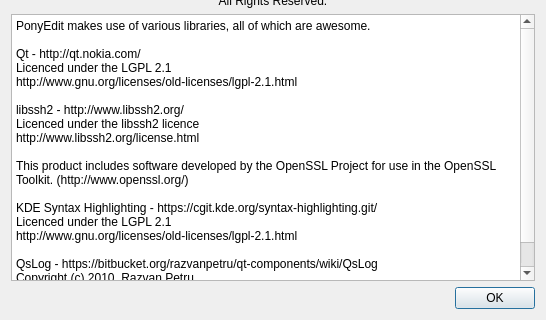
Qt form main/aboutdialog.ui (PonyEdit/PonyEdit) before a commit; both pictures show x 0 to 546 and y 188 to 508 of the 546 by 508 pixel window.
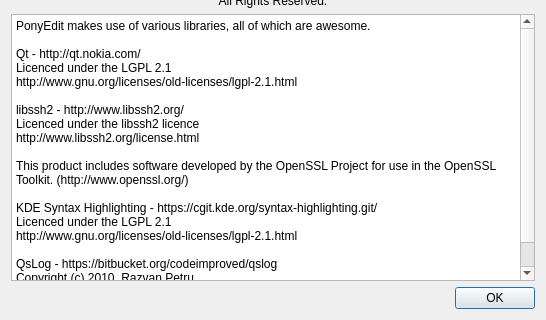
The same form after that commit. Icons and pictures are not drawn.

Patch:
```diff
--- a/main/aboutdialog.ui
+++ b/main/aboutdialog.ui
@@ -36,7 +36,7 @@
 Licenced under the LGPL 2.1
 http://www.gnu.org/licenses/old-licenses/lgpl-2.1.html
 
-QsLog - https://bitbucket.org/razvanpetru/qt-components/wiki/QsLog
+QsLog - https://bitbucket.org/codeimproved/qslog
 Copyright (c) 2010, Razvan Petru
 </string>
      </property>
```
